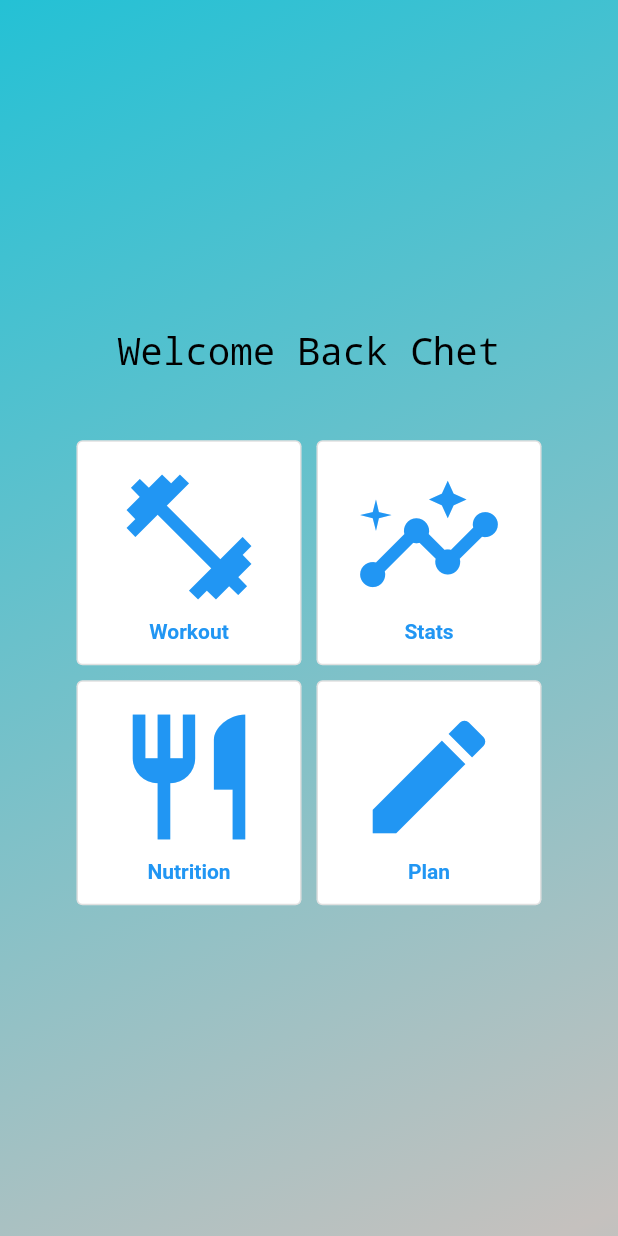
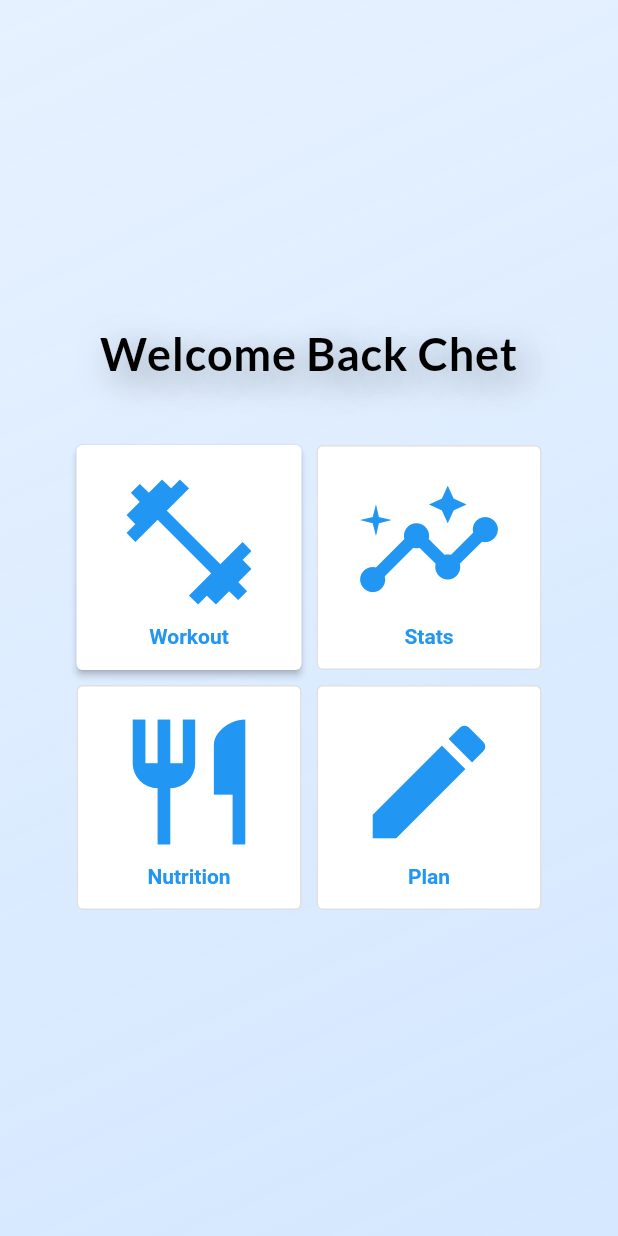
Before and after one commit to ChetChimp/GymChimp, a Flutter app: the screen it shows after launch, on a phone screen of 412 x 824 dp. Run offline on Flutter 3.47's test engine with Material 2 defaults, Android fonts, the light colour scheme and no system bars; our stand-ins replace cloud_firestore, firebase_auth, firebase_core, google_fonts; accounts and stored records are empty.

Commit message:
Update Font Dependancy

```diff
--- a/lib/openingScreens/login_page.dart
+++ b/lib/openingScreens/login_page.dart
@@ -109,8 +109,8 @@ class _LoginPage extends State<LoginPage> {
           begin: Alignment.topLeft,
           end: Alignment(0.8, 1),
           colors: <Color>[
-            Color.fromARGB(255, 6, 184, 107),
-            Color.fromARGB(255, 197, 193, 190),
+            Color.fromARGB(233, 228, 240, 255),
+            Color.fromARGB(211, 204, 227, 255),
           ], // Gradient from https://learnui.design/tools/gradient-generator.html
           tileMode: TileMode.mirror,
         ),
--- a/lib/openingScreens/start_page.dart
+++ b/lib/openingScreens/start_page.dart
@@ -11,6 +11,7 @@ import 'package:gymchimp/openingScreens/home_page.dart';
 import 'package:gymchimp/openingScreens/login_page.dart';
 import 'package:gymchimp/openingScreens/sign_up_page.dart';
 import '../firebase_options.dart';
+import 'package:google_fonts/google_fonts.dart';
 
 class StartPage extends StatefulWidget {
   const StartPage({Key? key}) : super(key: key);
@@ -35,8 +36,8 @@ class _StartPage extends State<StartPage> {
               begin: Alignment.topLeft,
               end: Alignment(0.8, 1),
               colors: <Color>[
-                Color.fromARGB(255, 36, 193, 213),
-                Color.fromARGB(255, 197, 193, 190),
+                Color.fromARGB(233, 228, 240, 255),
+                Color.fromARGB(211, 204, 227, 255),
               ], // Gradient from https://learnui.design/tools/gradient-generator.html
               tileMode: TileMode.mirror,
             ),
@@ -48,17 +49,26 @@ class _StartPage extends State<StartPage> {
                 Text(
                   "Welcome Back Chet",
                   textAlign: TextAlign.center,
-                  style: TextStyle(
-                      color: Colors.black,
-                      fontSize: 25,
-                      fontWeight: FontWeight.normal,
-                      decoration: TextDecoration.none),
+                  style: GoogleFonts.lato(
+                    textStyle: TextStyle(
+                        shadows: <Shadow>[
+                          Shadow(
+                              color: Colors.black.withOpacity(0.4),
+                              offset: const Offset(7, 7),
+                              blurRadius: 30),
+                        ],
+                        fontSize: 30,
+                        fontWeight: FontWeight.bold,
+                        color: Colors.black,
+                        letterSpacing: .5,
+                        decoration: TextDecoration.none),
+                  ),
                 ),
                 Spacer(flex: 1),
                 Row(
                   mainAxisAlignment: MainAxisAlignment.center,
                   children: <Widget>[
-                    OutlinedButton(
+                    ElevatedButton(
                         style: TextButton.styleFrom(
                             minimumSize: Size(150, 150),
                             backgroundColor: Colors.white),
@@ -70,11 +80,14 @@ class _StartPage extends State<StartPage> {
                             Icon(
                               Icons.fitness_center_outlined,
                               size: 100,
+                              color: Colors.blue,
                             ),
                             SizedBox(height: 5),
                             Text(
                               "Workout",
-                              style: TextStyle(fontWeight: FontWeight.bold),
+                              style: TextStyle(
+                                  fontWeight: FontWeight.bold,
+                                  color: Colors.blue),
                             )
                           ],
                         )),
--- a/pubspec.yaml
+++ b/pubspec.yaml
@@ -44,7 +44,7 @@ dependencies:
 dev_dependencies:
   flutter_test:
     sdk: flutter
-
+  google_fonts:
   # The "flutter_lints" package below contains a set of recommended lints to
   # encourage good coding practices. The lint set provided by the package is
   # activated in the `analysis_options.yaml` file located at the root of your
```
Also changed, not shown: pubspec.lock, 2 other files.
